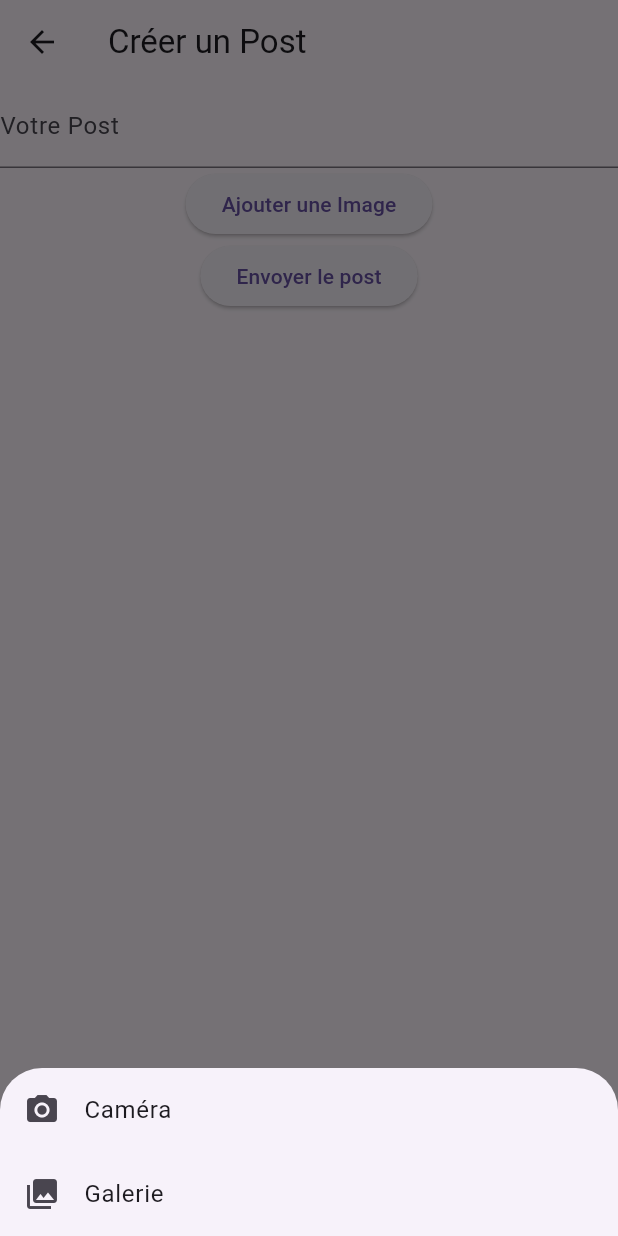
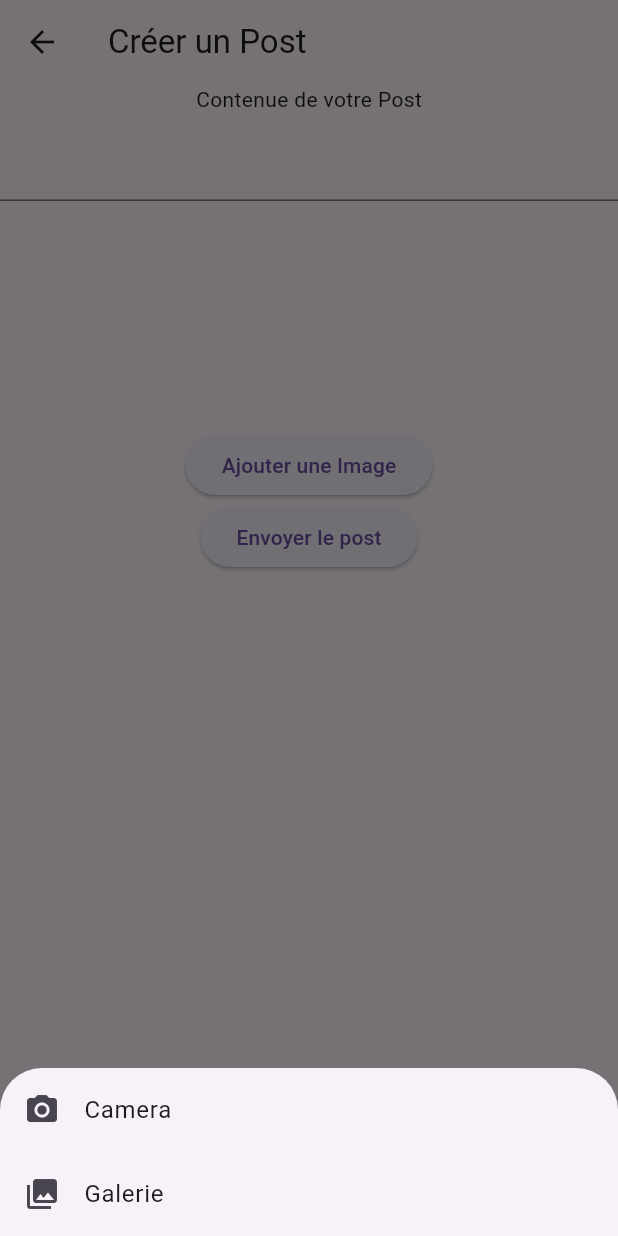
Before and after one commit to Kuul4ss/xlike, a Flutter app: the AddPostScreen screen opened by its route, after a tap on "Ajouter une Image", on a phone screen of 412 x 824 dp. Run offline on Flutter 3.47's test engine with Material 3 defaults, Android fonts, the phone set to English and light mode, and no system bars; our stand-ins replace bloc, dio, flutter_bloc, flutter_secure_storage, image_picker and 1 more; missing offline and left inert: dart:ffi; accounts and stored records are empty; network calls fail.

Commit message:
post image OK

```diff
--- a/lib/app/auth/auth_bloc/auth_bloc.dart
+++ b/lib/app/auth/auth_bloc/auth_bloc.dart
@@ -71,15 +71,13 @@ class AuthBloc extends Bloc<AuthEvent, AuthState> {
 
     try {
       final response = await authRepository.login(event.request);
-
       final SharedPreferences prefs = await SharedPreferences.getInstance();
       prefs.setString('authToken', response.authToken);
-
-      final User user = await authRepository.me();
+      print('**** response login : ${response.authToken}');
 
       emit(state.copyWith(
         status: AuthStatus.authenticated,
-        user: user,
+        //user: user,
       ));
     } catch (error) {
       emit(state.copyWith(
--- a/lib/app/auth/screens/login_screen.dart
+++ b/lib/app/auth/screens/login_screen.dart
@@ -19,8 +19,8 @@ class LoginScreen extends StatelessWidget {
     return BlocListener<AuthBloc, AuthState>(
       listener: (context, state) {
         switch (state.status) {
-          case AuthStatus.loading:
-            Navigator.of(context).pushReplacementNamed('/post');
+          case AuthStatus.authenticated:
+            Navigator.of(context).pushReplacementNamed('/');
             break;
           case AuthStatus.error:
             _showSnackBar(context, 'Erreur de connexion');
--- a/lib/app/auth/widgets/login_form.dart
+++ b/lib/app/auth/widgets/login_form.dart
@@ -49,7 +49,7 @@ class LoginForm extends StatelessWidget {
               ),
               const SizedBox(height: 20),
               ElevatedButton(
-                onPressed: () => _onLoginButtonPressed,
+                onPressed: () => _onLoginButtonPressed(context),
                 child: state.status == AuthStatus.loading
                     ? const CircularProgressIndicator(color: Colors.white)
                     : const Text('Se connecter'),
@@ -63,7 +63,7 @@ class LoginForm extends StatelessWidget {
     );
   }
 
-  void _onLoginButtonPressed(context) {
+  void _onLoginButtonPressed(BuildContext context) {
     final authBloc = BlocProvider.of<AuthBloc>(context);
 
     if (authBloc.state.status != AuthStatus.loading) {
--- a/lib/app/posts/screens/add_post_screen.dart
+++ b/lib/app/posts/screens/add_post_screen.dart
@@ -1,11 +1,14 @@
 import 'dart:io';
 
 import 'package:flutter/material.dart';
+import 'package:flutter_bloc/flutter_bloc.dart';
 import 'package:image_picker/image_picker.dart';
+import 'package:xlike/app/posts/blocs/create_post_bloc/create_post_bloc.dart';
 import 'package:xlike/app/posts/screens/posts_screen.dart';
+import 'package:xlike/models/requests/create_post_request.dart';
+import 'package:xlike/utils/image_helper.dart';
 
 class AddPostScreen extends StatefulWidget {
-
   static const String routeName = '/addPost';
 
   static void navigateTo(BuildContext context) {
@@ -27,9 +30,57 @@ class _AddPostScreenState extends State<AddPostScreen> {
   Widget build(BuildContext context) {
     return Scaffold(
       appBar: AppBar(
-        title: Text('Créer un Post'),
+        title: const Text('Créer un Post'),
       ),
-      body: Column(
+      body: BlocConsumer<CreatePostBloc, CreatePostState>(
+          listener: (context, state) {
+        if (state.status == CreatePostStatus.success) {
+          PostsScreen.navigateTo(context);
+        }
+      }, builder: (context, state) {
+        switch (state.status) {
+          case CreatePostStatus.success:
+          case CreatePostStatus.error:
+          case CreatePostStatus.initial:
+            return Column(
+              children: [
+                const SizedBox(
+                  height: 30,
+                  child: Text('Contenue de votre Post'),
+                ),
+                SizedBox(
+                  height: 200,
+                  child: SingleChildScrollView(
+                    child: TextFormField(
+                      controller: _textController,
+                      keyboardType: TextInputType.multiline,
+                      maxLines: null,
+                    ),
+                  ),
+                ),
+                ElevatedButton(
+                  onPressed: _pickImage,
+                  child: Text('Ajouter une Image'),
+                ),
+                if (_image != null) ...[
+                  Image.file(
+                    _image!,
+                    height: 200,
+                  ),
+                ],
+                ElevatedButton(
+                  onPressed: () => _submitPost(context),
+                  child: Text('Envoyer le post'),
+                ),
+              ],
+            );
+          case CreatePostStatus.loading:
+            return const Center(
+              child: CircularProgressIndicator(),
+            );
+        } /*
+
+          return Column(
             children: [
               TextFormField(
                 controller: _textController,
@@ -41,11 +92,12 @@ class _AddPostScreenState extends State<AddPostScreen> {
               ),
               if (_image != null) Image.file(_image!),
               ElevatedButton(
-              onPressed: _submitPost,
+                onPressed: () => _submitPost(context),
                 child: Text('Envoyer le post'),
               ),
             ],
-      ),
+          );*/
+      }),
     );
   }
 
@@ -59,13 +111,13 @@ class _AddPostScreenState extends State<AddPostScreen> {
             child: Wrap(
               children: <Widget>[
                 ListTile(
-                  leading: Icon(Icons.camera_alt),
-                  title: Text('Caméra'),
+                  leading: const Icon(Icons.camera_alt),
+                  title: const Text('Camera'),
                   onTap: () => Navigator.pop(context, ImageSource.camera),
                 ),
                 ListTile(
-                  leading: Icon(Icons.photo_library),
-                  title: Text('Galerie'),
+                  leading: const Icon(Icons.photo_library),
+                  title: const Text('Galerie'),
                   onTap: () => Navigator.pop(context, ImageSource.gallery),
                 ),
               ],
@@ -83,8 +135,14 @@ class _AddPostScreenState extends State<AddPostScreen> {
     }
   }
 
-  void _submitPost() {
-
-    PostsScreen.navigateTo(context);
+  void _submitPost(BuildContext context) {
+    BlocProvider.of<CreatePostBloc>(context).add(
+      CreatePost(
+        request: CreatePostRequest(
+          content: _textController.text,
+          base64Image: _image,
+        ),
+      ),
+    );
   }
 }
--- a/lib/app/posts/screens/posts_screen.dart
+++ b/lib/app/posts/screens/posts_screen.dart
@@ -10,7 +10,7 @@ import 'package:xlike/app/posts/widgets/post_item.dart';
 import 'package:xlike/models/domain/post.dart';
 
 class PostsScreen extends StatefulWidget {
-  static const String routeName = '/post';
+  static const String routeName = '/';
 
   static void navigateTo(BuildContext context) {
     Navigator.of(context).pushNamed(routeName);
@@ -90,7 +90,7 @@ class _PostsScreenState extends State<PostsScreen> {
     BlocProvider.of<AuthBloc>(context).add(VerifyToken());
     if (context.read<AuthBloc>().state.status == AuthStatus.authenticated) {
       AddPostScreen.navigateTo(context);
-    } else {
+    } else if (context.read<AuthBloc>().state.status == AuthStatus.unauthenticated) {
       LoginScreen.navigateTo(context);
     }
   }
--- a/lib/main.dart
+++ b/lib/main.dart
@@ -1,5 +1,6 @@
 import 'package:flutter/material.dart';
 import 'package:flutter_bloc/flutter_bloc.dart';
+import 'package:xlike/app/posts/blocs/create_post_bloc/create_post_bloc.dart';
 import 'package:xlike/models/domain/post.dart';
 import 'package:xlike/services/auth/auth_api_data_source.dart';
 import 'package:xlike/services/auth/auth_repository.dart';
@@ -71,6 +72,11 @@ class MyApp extends StatelessWidget {
             ),
           ),
           BlocProvider(
+            create: (context) => CreatePostBloc(
+              postsRepository: context.read<PostsRepository>(),
+            ),
+          ),
+          BlocProvider(
             create: (context) => CommentsBloc(
               commentsRepository: context.read<CommentsRepository>(),
             ),
--- a/lib/models/requests/create_post_request.dart
+++ b/lib/models/requests/create_post_request.dart
@@ -1,16 +1,11 @@
+import 'dart:io';
+
 class CreatePostRequest {
   final String content;
-  final String? base64Image;
+  final File? base64Image;
 
   const CreatePostRequest({
     required this.content,
     this.base64Image,
   });
-
-  Map<String, dynamic> toJson() {
-    return {
-      'content': content,
-      'base_64_image': base64Image,
-    };
-  }
 }
--- a/lib/services/client/dio_client.dart
+++ b/lib/services/client/dio_client.dart
@@ -16,7 +16,7 @@ class DioClient {
       BaseOptions(
         baseUrl: 'https://xoc1-kd2t-7p9b.n7c.xano.io/api:xbcc5VEi',
       ),
-    );/*
+    );
     dio.interceptors.add(
       InterceptorsWrapper(
         onRequest: (options, handler) async {
@@ -35,6 +35,6 @@ class DioClient {
           return handler.next(error);
         },
       ),
-    );*/
+    );
   }
 }
--- a/pubspec.yaml
+++ b/pubspec.yaml
@@ -38,6 +38,7 @@ dependencies:
   meta: ^1.9.1
   intl: ^0.17.0
   image_picker: ^0.8.5+3
+  convert: ^3.1.1
 
   # The following adds the Cupertino Icons font to your application.
   # Use with the CupertinoIcons class for iOS style icons.
```
Also changed, not shown: lib/app/posts/widgets/post_item.dart (+10 -1 lines), lib/services/auth/auth_api_data_source.dart (+4 -4 lines), lib/services/posts/posts_api_data_source.dart (+25 -14 lines), lib/utils/image_helper.dart (added, +12 -0 lines), pubspec.lock. Lines whose indentation alone changed are shown as unchanged.
